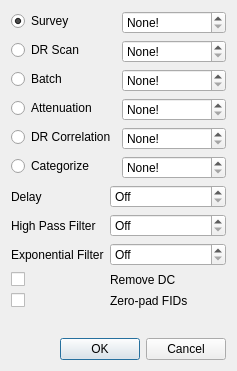
This is loadbatchdialog.ui in kncrabtree/qtftm as Qt 5 draws it before an edit. The edited form follows.
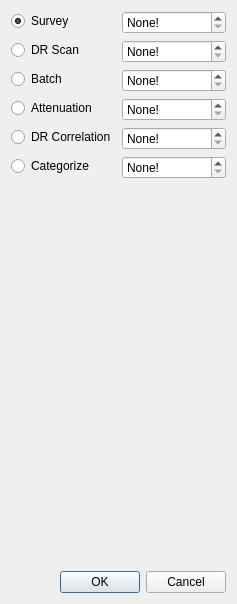
This is the edited form. Custom widgets are drawn as their Qt base class.

Patch:
```diff
--- a/loadbatchdialog.ui
+++ b/loadbatchdialog.ui
@@ -7,13 +7,13 @@
     <x>0</x>
     <y>0</y>
     <width>237</width>
-    <height>371</height>
+    <height>604</height>
    </rect>
   </property>
   <property name="windowTitle">
    <string>Load Batch Scan</string>
   </property>
-  <layout class="QVBoxLayout" name="verticalLayout">
+  <layout class="QVBoxLayout" name="verticalLayout" stretch="0,1,0">
    <item>
     <layout class="QFormLayout" name="formLayout">
      <property name="fieldGrowthPolicy">
@@ -169,124 +169,7 @@
     </layout>
    </item>
    <item>
-    <layout class="QFormLayout" name="formLayout_2">
-     <property name="fieldGrowthPolicy">
-      <enum>QFormLayout::ExpandingFieldsGrow</enum>
-     </property>
-     <property name="formAlignment">
-      <set>Qt::AlignRight|Qt::AlignTop|Qt::AlignTrailing</set>
-     </property>
-     <item row="0" column="0">
-      <widget class="QLabel" name="delayLabel">
-       <property name="text">
-        <string>Delay</string>
-       </property>
-      </widget>
-     </item>
-     <item row="0" column="1">
-      <widget class="QDoubleSpinBox" name="delayDoubleSpinBox">
-       <property name="sizePolicy">
-        <sizepolicy hsizetype="MinimumExpanding" vsizetype="Fixed">
-         <horstretch>0</horstretch>
-         <verstretch>0</verstretch>
-        </sizepolicy>
-       </property>
-       <property name="specialValueText">
-        <string>Off</string>
-       </property>
-       <property name="suffix">
-        <string> μs</string>
-       </property>
-       <property name="decimals">
-        <number>1</number>
-       </property>
-       <property name="value">
-        <double>0.000000000000000</double>
-       </property>
-      </widget>
-     </item>
-     <item row="1" column="0">
-      <widget class="QLabel" name="highPassFilterLabel">
-       <property name="text">
-        <string>High Pass Filter</string>
-       </property>
-      </widget>
-     </item>
-     <item row="1" column="1">
-      <widget class="QSpinBox" name="highPassFilterSpinBox">
-       <property name="sizePolicy">
-        <sizepolicy hsizetype="MinimumExpanding" vsizetype="Fixed">
-         <horstretch>0</horstretch>
-         <verstretch>0</verstretch>
-        </sizepolicy>
-       </property>
-       <property name="specialValueText">
-        <string>Off</string>
-       </property>
-       <property name="suffix">
-        <string> kHz</string>
-       </property>
-       <property name="prefix">
-        <string/>
-       </property>
-       <property name="maximum">
-        <number>1000</number>
-       </property>
-       <property name="singleStep">
-        <number>50</number>
-       </property>
-      </widget>
-     </item>
-     <item row="2" column="0">
-      <widget class="QLabel" name="exponentialFilterLabel">
-       <property name="text">
-        <string>Exponential Filter</string>
-       </property>
-      </widget>
-     </item>
-     <item row="2" column="1">
-      <widget class="QDoubleSpinBox" name="exponentialFilterDoubleSpinBox">
-       <property name="sizePolicy">
-        <sizepolicy hsizetype="MinimumExpanding" vsizetype="Fixed">
-         <horstretch>0</horstretch>
-         <verstretch>0</verstretch>
-        </sizepolicy>
-       </property>
-       <property name="specialValueText">
-        <string>Off</string>
-       </property>
-       <property name="suffix">
-        <string> μs</string>
-       </property>
-       <property name="maximum">
-        <double>1000.000000000000000</double>
-       </property>
-       <property name="singleStep">
-        <double>10.000000000000000</double>
-       </property>
-      </widget>
-     </item>
-     <item row="3" column="0">
-      <widget class="QCheckBox" name="removeDCCheckBox"/>
-     </item>
-     <item row="3" column="1">
-      <widget class="QLabel" name="removeDCLabel">
-       <property name="text">
-        <string>Remove DC</string>
-       </property>
-      </widget>
-     </item>
-     <item row="4" column="0">
-      <widget class="QCheckBox" name="zeroPadFIDsCheckBox"/>
-     </item>
-     <item row="4" column="1">
-      <widget class="QLabel" name="zeroPadFIDsLabel">
-       <property name="text">
-        <string>Zero-pad FIDs</string>
-       </property>
-      </widget>
-     </item>
-    </layout>
+    <widget class="AutoFitWidget" name="afw" native="true"/>
    </item>
    <item>
     <widget class="QDialogButtonBox" name="buttonBox">
@@ -300,6 +183,14 @@
    </item>
   </layout>
  </widget>
+ <customwidgets>
+  <customwidget>
+   <class>AutoFitWidget</class>
+   <extends>QWidget</extends>
+   <header>autofitwidget.h</header>
+   <container>1</container>
+  </customwidget>
+ </customwidgets>
  <resources/>
  <connections>
   <connection>
```
